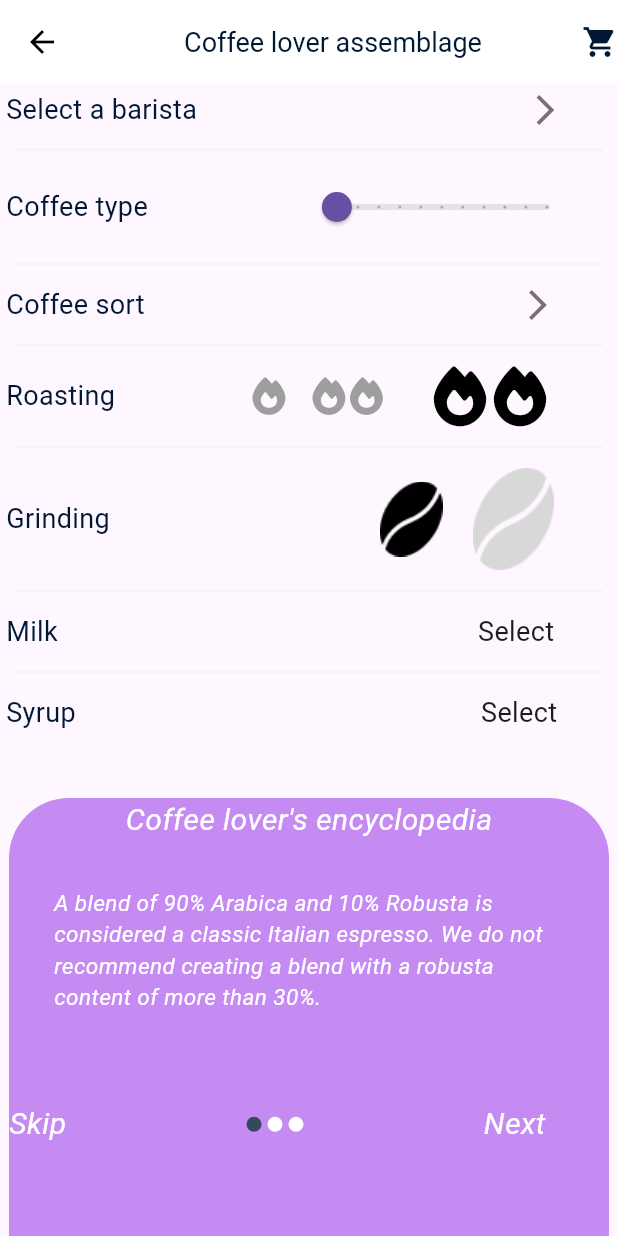
After one commit to zoherkahlous/coffee, a Flutter app: the Recommendation screen opened directly, on a phone screen of 412 x 824 dp. The commit adds this screen. Run offline on Flutter 3.47's test engine with Material 3 defaults, Android fonts, the phone set to English and light mode, and no system bars; our stand-ins replace font_awesome_flutter.

Commit message:
first commit

```diff
--- /dev/null
+++ b/lib/Recommendation.dart
@@ -0,0 +1,330 @@
+import 'dart:core';
+
+import 'package:coffee/Additives.dart';
+import 'package:coffee/My_order.dart';
+import 'package:coffee/order_options.dart';
+
+import 'package:flutter/material.dart';
+import 'package:font_awesome_flutter/font_awesome_flutter.dart';
+
+import 'Barista.dart';
+
+class Recommendation extends StatefulWidget {
+  const Recommendation({Key? key}) : super(key: key);
+
+  @override
+  State<Recommendation> createState() => _DesignerState();
+}
+
+class _DesignerState extends State<Recommendation> {
+  double _slidervalue = 0;
+  double min = 0.0;
+  double max = 1.0;
+  bool _showBottomSheet = false;
+
+  @override
+  Widget build(BuildContext context) {
+    return Scaffold(
+      appBar: AppBar(
+        backgroundColor: Colors.white,
+        leading: InkWell(
+          onTap: () {
+            Navigator.pop(
+              context,
+              MaterialPageRoute(builder: (context) => Additives()),
+            );
+          },
+          child: Icon(
+            Icons.arrow_back,
+            color: Colors.black,
+          ),
+        ),
+        title: Center(
+          child: Text(
+            "Coffee lover assemblage",
+            style: TextStyle(fontSize: 18, color: Color(0xff001833)),
+          ),
+        ),
+        actions: [
+          InkWell(
+            onTap: () {
+              Navigator.push(
+                context,
+                MaterialPageRoute(builder: (context) => MyOrder()),
+              );
+            },
+            child: Icon(
+              Icons.shopping_cart,
+              color: Color(0xff001833),
+            ),
+          ),
+        ],
+      ),
+      body: Column(
+        children: [
+          Padding(
+            padding: const EdgeInsets.all(4.0),
+            child: Row(
+              children: [
+                Text("Select a barista",
+                    style: TextStyle(color: Color(0xff001833), fontSize: 18)),
+                Padding(
+                  padding: const EdgeInsets.only(left: 220.0),
+                  child: Icon(
+                    Icons.arrow_forward_ios,
+                    color: Color(0xff7B6F72),
+                  ),
+                ),
+              ],
+            ),
+          ),
+          Divider(
+            color: Color(0xffF4F5F7),
+            height: 20,
+            thickness: 2,
+            indent: 10,
+            endIndent: 10,
+          ),
+          Padding(
+            padding: const EdgeInsets.all(4.0),
+            child: Row(
+              children: [
+                Text("Coffee type",
+                    style: TextStyle(color: Color(0xff001833), fontSize: 18)),
+                Padding(
+                  padding: const EdgeInsets.only(left: 100.0),
+                  child: Slider(
+                    value: _slidervalue,
+                    min: 0,
+                    max: 100,
+                    divisions: 10,
+                    label: _slidervalue.toStringAsFixed(1),
+                    onChanged: (newValue) {
+                      setState(() {
+                        _slidervalue = newValue;
+                      });
+                    },
+                  ),
+                ),
+              ],
+            ),
+          ),
+          Divider(
+            color: Color(0xffF4F5F7),
+            height: 20,
+            thickness: 2,
+            indent: 10,
+            endIndent: 10,
+          ),
+          Padding(
+            padding: const EdgeInsets.all(4.0),
+            child: Row(
+              children: [
+                Text("Coffee sort",
+                    style: TextStyle(color: Color(0xff001833), fontSize: 18)),
+                Padding(
+                  padding: const EdgeInsets.only(left: 250.0),
+                  child: Icon(
+                    Icons.arrow_forward_ios,
+                    color: Color(0xff7B6F72),
+                  ),
+                ),
+              ],
+            ),
+          ),
+          Divider(
+            color: Color(0xffF4F5F7),
+            height: 20,
+            thickness: 2,
+            indent: 10,
+            endIndent: 10,
+          ),
+          Padding(
+            padding: const EdgeInsets.all(4.0),
+            child: Row(
+              children: [
+                Text("Roasting",
+                    style: TextStyle(color: Color(0xff001833), fontSize: 18)),
+                Padding(
+                  padding: const EdgeInsets.only(left: 90.0),
+                  child:
+                      Icon(FontAwesomeIcons.fire, size: 25, color: Colors.grey),
+                ),
+                Padding(
+                  padding: const EdgeInsets.only(left: 15.0),
+                  child:
+                      Icon(FontAwesomeIcons.fire, size: 25, color: Colors.grey),
+                ),
+                Icon(FontAwesomeIcons.fire, size: 25, color: Colors.grey),
+                Padding(
+                  padding: const EdgeInsets.only(left: 30.0),
+                  child: Icon(FontAwesomeIcons.fire,
+                      size: 40, color: Colors.black),
+                ),
+                Icon(FontAwesomeIcons.fire, size: 40, color: Colors.black),
+              ],
+            ),
+          ),
+          Divider(
+            color: Color(0xffF4F5F7),
+            height: 20,
+            thickness: 2,
+            indent: 10,
+            endIndent: 10,
+          ),
+          Padding(
+            padding: const EdgeInsets.all(4.0),
+            child: Row(
+              children: [
+                Text("Grinding",
+                    style: TextStyle(color: Color(0xff001833), fontSize: 18)),
+                Padding(
+                    padding: const EdgeInsets.only(left: 180.0),
+                    child: Image(
+                      image: AssetImage("images/img_11.png"),
+                    )),
+                Padding(
+                    padding: const EdgeInsets.only(left: 20.0),
+                    child: Image(
+                      image: AssetImage("images/img_10.png"),
+                    )),
+              ],
+            ),
+          ),
+          Divider(
+            color: Color(0xffF4F5F7),
+            height: 20,
+            thickness: 2,
+            indent: 10,
+            endIndent: 10,
+          ),
+          Padding(
+            padding: const EdgeInsets.all(4.0),
+            child: Row(
+              children: [
+                Text("Milk",
+                    style: TextStyle(color: Color(0xff001833), fontSize: 18)),
+                Padding(
+                  padding: const EdgeInsets.only(left: 280),
+                  child: Text(
+                    'Select',
+                    style: TextStyle(fontSize: 18),
+                  ),
+                ),
+              ],
+            ),
+          ),
+          Divider(
+            color: Color(0xffF4F5F7),
+            height: 20,
+            thickness: 2,
+            indent: 10,
+            endIndent: 10,
+          ),
+          Padding(
+            padding: const EdgeInsets.all(4.0),
+            child: Row(
+              children: [
+                Text("Syrup",
+                    style: TextStyle(color: Color(0xff001833), fontSize: 18)),
+                Padding(
+                  padding: const EdgeInsets.only(left: 270.0),
+                  child: Text(
+                    'Select',
+                    style: TextStyle(fontSize: 18),
+                  ),
+                ),
+              ],
+            ),
+          ),
+          Padding(
+            padding: const EdgeInsets.only(top: 40.0),
+            child: Container(
+              height: 300,
+              width: 400,
+              decoration: BoxDecoration(
+                  color: Color(0xffC58BF2),
+                  borderRadius: BorderRadius.only(
+                      topRight: Radius.circular(40),
+                      topLeft: Radius.circular(40))),
+              child: Column(
+                children: [
+                  Text(
+                    "Coffee lover's encyclopedia",
+                    style: TextStyle(
+                        color: Color(0xffFFFFFF),
+                        fontSize: 20,
+                        fontStyle: FontStyle.italic),
+                  ),
+                  Padding(
+                    padding: const EdgeInsets.all(30.0),
+                    child: Text(
+                      "A blend of 90% Arabica and 10% Robusta is considered a classic Italian espresso. We do not recommend creating a blend with a robusta content of more than 30%.",
+                      style: TextStyle(
+                          color: Color(0xffFFFFFF),
+                          fontSize: 15,
+                          fontStyle: FontStyle.italic),
+                    ),
+                  ),
+                  Padding(
+                    padding: const EdgeInsets.only(top: 30.0),
+                    child: Row(
+                      children: [
+                        Text(
+                          "Skip",
+                          style: TextStyle(
+                              color: Color(0xffFFFFFF),
+                              fontSize: 20,
+                              fontStyle: FontStyle.italic),
+                        ),
+                        SizedBox(width: 120),
+                        Row(
+                          mainAxisAlignment: MainAxisAlignment.center,
+                          children: [
+                            Container(
+                              width: 10,
+                              height: 10,
+                              decoration: BoxDecoration(
+                                color: Color(0xff324A59),
+                                shape: BoxShape.circle,
+                              ),
+                            ),
+                            Container(
+                              margin: const EdgeInsets.all(4),
+                              width: 10,
+                              height: 10,
+                              decoration: BoxDecoration(
+                                color: Color(0xffFFFFFF),
+                                shape: BoxShape.circle,
+                              ),
+                            ),
+                            Container(
+                              width: 10,
+                              height: 10,
+                              decoration: BoxDecoration(
+                                color: Color(0xffFFFFFF),
+                                shape: BoxShape.circle,
+                              ),
+                            ),
+                          ],
+                        ),
+                        SizedBox(width: 120,),
+                        Text(
+                          "Next",
+                          style: TextStyle(
+                              color: Color(0xffFFFFFF),
+                              fontSize: 20,
+                              fontStyle: FontStyle.italic),
+                        ),
+                      ],
+                    ),
+                  )
+                ],
+              ),
+            ),
+          )
+        ],
+      ),
+    );
+  }
+}
```
Also changed, not shown: lib/Additives.dart (+13 -3 lines), lib/My_order.dart (added, +371 -0 lines), images/img_16.png (added), images/img_17.png (added), images/img_18.png (added), images/img_19.png (added).
